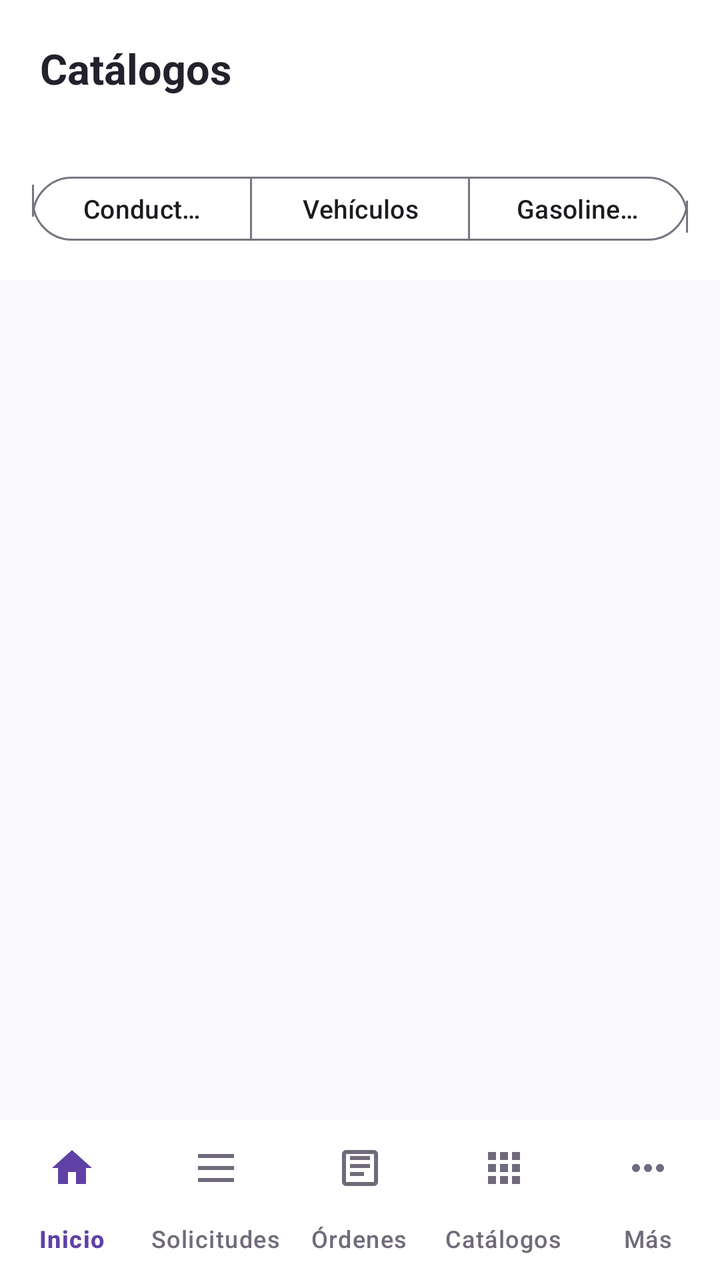
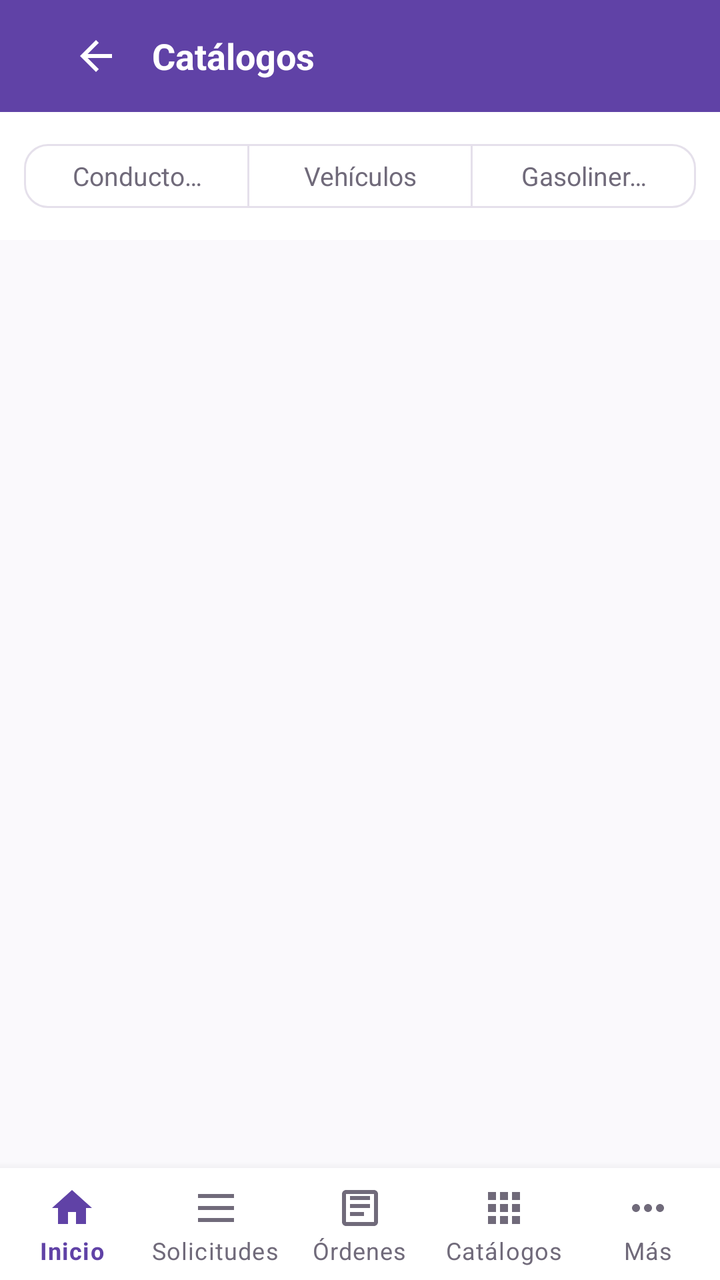

Before-and-after screenshots of an Android layout around one commit, followed by the original layout XML and the change that was made.
<!-- AndroidManifest.xml: application theme Theme.ApiMovil -->
<!-- res/layout/fragment_catalogos.xml -->
<?xml version="1.0" encoding="utf-8"?>
<LinearLayout xmlns:android="http://schemas.android.com/apk/res/android"
    xmlns:app="http://schemas.android.com/apk/res-auto"
    android:layout_width="match_parent"
    android:layout_height="match_parent"
    android:orientation="vertical"
    android:background="@color/fondo">

    <LinearLayout
        android:layout_width="match_parent"
        android:layout_height="wrap_content"
        android:orientation="horizontal"
        android:gravity="center_vertical"
        android:background="@color/blanco"
        android:padding="20dp">

        <TextView
            android:text="@string/catalogos"
            android:layout_width="0dp"
            android:layout_weight="1"
            android:layout_height="wrap_content"
            android:textSize="21sp"
            android:textStyle="bold"
            android:textColor="@color/texto_principal" />

        <com.google.android.material.button.MaterialButton
            android:id="@+id/btnNuevo"
            android:layout_width="wrap_content"
            android:layout_height="36dp"
            android:text="@string/nuevo"
            android:textSize="12sp"
            app:cornerRadius="18dp"
            app:backgroundTint="@color/marca"
            android:visibility="gone" />
    </LinearLayout>

    <com.google.android.material.button.MaterialButtonToggleGroup
        android:id="@+id/toggleCatalogo"
        android:layout_width="match_parent"
        android:layout_height="wrap_content"
        android:padding="16dp"
        android:background="@color/blanco"
        app:singleSelection="true">

        <com.google.android.material.button.MaterialButton
            android:id="@+id/btnConductores"
            android:layout_width="0dp"
            android:layout_weight="1"
            android:layout_height="40dp"
            style="@style/Widget.Material3.Button.OutlinedButton"
            app:cornerRadius="20dp"
            android:textSize="13sp"
            android:text="@string/conductores" />

        <com.google.android.material.button.MaterialButton
            android:id="@+id/btnVehiculos"
            android:layout_width="0dp"
            android:layout_weight="1"
            android:layout_height="40dp"
            style="@style/Widget.Material3.Button.OutlinedButton"
            app:cornerRadius="20dp"
            android:textSize="13sp"
            android:text="@string/vehiculos" />

        <com.google.android.material.button.MaterialButton
            android:id="@+id/btnGasolineras"
            android:layout_width="0dp"
            android:layout_weight="1"
            android:layout_height="40dp"
            style="@style/Widget.Material3.Button.OutlinedButton"
            app:cornerRadius="20dp"
            android:textSize="13sp"
            android:text="@string/gasolineras" />

    </com.google.android.material.button.MaterialButtonToggleGroup>

    <FrameLayout
        android:layout_width="match_parent"
        android:layout_height="0dp"
        android:layout_weight="1">

        <androidx.recyclerview.widget.RecyclerView
            android:id="@+id/recycler"
            android:layout_width="match_parent"
            android:layout_height="match_parent"
            android:padding="20dp"
            android:clipToPadding="false" />

        <ProgressBar
            android:id="@+id/progress"
            android:layout_width="wrap_content"
            android:layout_height="wrap_content"
            android:layout_gravity="center"
            android:visibility="gone" />

        <TextView
            android:id="@+id/textError"
            android:layout_width="match_parent"
            android:layout_height="wrap_content"
            android:layout_gravity="center"
            android:gravity="center"
            android:textColor="@color/estado_vencida"
            android:visibility="gone" />
    </FrameLayout>

    <include layout="@layout/widget_bottom_nav_admin" android:id="@+id/incluirNavInferior" />

</LinearLayout>
<!-- res/layout/widget_bottom_nav_admin.xml (included above) -->
<?xml version="1.0" encoding="utf-8"?>
<com.google.android.material.bottomnavigation.BottomNavigationView
    xmlns:android="http://schemas.android.com/apk/res/android"
    xmlns:app="http://schemas.android.com/apk/res-auto"
    android:id="@+id/bottomNavAdmin"
    android:layout_width="match_parent"
    android:layout_height="wrap_content"
    android:background="@color/blanco"
    app:labelVisibilityMode="labeled"
    app:itemIconTint="@color/selector_nav_item"
    app:itemTextColor="@color/selector_nav_item"
    app:menu="@menu/bottom_nav_admin" />
<!-- resources referenced by this layout -->
<resources>
  <color name="blanco">#FFFFFF</color>
  <color name="estado_vencida">#C62828</color>
  <color name="fondo">#FAF9FC</color>
  <color name="marca">#6042A6</color>
  <color name="texto_principal">#24212D</color>
  <string name="catalogos">Catálogos</string>
  <string name="conductores">Conductores</string>
  <string name="gasolineras">Gasolineras</string>
  <string name="nuevo">＋ Nuevo</string>
  <string name="vehiculos">Vehículos</string>
  <style name="Theme.ApiMovil" parent="Theme.Material3.DayNight.NoActionBar">
          <item name="colorPrimary">@color/purple_500</item>
          <item name="colorPrimaryVariant">@color/purple_700</item>
          <item name="colorOnPrimary">@color/white</item>
          <item name="colorSecondary">@color/teal_200</item>
      </style>
  <color name="purple_500">#6042A6</color>
  <color name="purple_700">#342052</color>
  <color name="white">#FFFFFFFF</color>
  <color name="teal_200">#6042A6</color>
</resources>

<!-- the commit's change to res/layout/fragment_catalogos.xml (unified diff, before → after) -->
@@ -3,74 +3,106 @@
     xmlns:app="http://schemas.android.com/apk/res-auto"
     android:layout_width="match_parent"
     android:layout_height="match_parent"
-    android:orientation="vertical"
-    android:background="@color/fondo">
+    android:background="@color/fondo"
+    android:orientation="vertical">
 
-    <LinearLayout
+    <com.google.android.material.appbar.AppBarLayout
         android:layout_width="match_parent"
         android:layout_height="wrap_content"
-        android:orientation="horizontal"
-        android:gravity="center_vertical"
-        android:background="@color/blanco"
-        android:padding="20dp">
+        app:elevation="0dp">
 
-        <TextView
-            android:text="@string/catalogos"
-            android:layout_width="0dp"
-            android:layout_weight="1"
-            android:layout_height="wrap_content"
-            android:textSize="21sp"
-            android:textStyle="bold"
-            android:textColor="@color/texto_principal" />
+        <com.google.android.material.appbar.MaterialToolbar
+            android:layout_width="match_parent"
+            android:layout_height="?attr/actionBarSize"
+            android:background="?attr/colorPrimary">
 
-        <com.google.android.material.button.MaterialButton
-            android:id="@+id/btnNuevo"
-            android:layout_width="wrap_content"
-            android:layout_height="36dp"
-            android:text="@string/nuevo"
-            android:textSize="12sp"
-            app:cornerRadius="18dp"
-            app:backgroundTint="@color/marca"
-            android:visibility="gone" />
-    </LinearLayout>
+            <LinearLayout
+                android:layout_width="match_parent"
+                android:layout_height="wrap_content"
+                android:gravity="center_vertical"
+                android:orientation="horizontal"
+                android:paddingHorizontal="12dp">
+
+                <ImageButton
+                    android:id="@+id/btnVolver"
+                    android:layout_width="40dp"
+                    android:layout_height="40dp"
+                    android:background="?attr/selectableItemBackgroundBorderless"
+                    android:contentDescription="@string/volver"
+                    android:src="@drawable/ic_back"
+                    app:tint="@color/blanco" />
+
+                <TextView
+                    android:layout_width="0dp"
+                    android:layout_height="wrap_content"
+                    android:layout_marginStart="8dp"
+                    android:layout_weight="1"
+                    android:text="@string/catalogos"
+                    android:textColor="@color/blanco"
+                    android:textSize="18sp"
+                    android:textStyle="bold" />
+
+                <com.google.android.material.button.MaterialButton
+                    android:id="@+id/btnNuevo"
+                    android:layout_width="wrap_content"
+                    android:layout_height="36dp"
+                    android:text="@string/nuevo"
+                    android:textColor="@color/marca_oscuro"
+                    android:textSize="12sp"
+                    android:visibility="gone"
+                    app:backgroundTint="@color/marca_claro"
+                    app:cornerRadius="18dp" />
+            </LinearLayout>
+
+        </com.google.android.material.appbar.MaterialToolbar>
+    </com.google.android.material.appbar.AppBarLayout>
 
     <com.google.android.material.button.MaterialButtonToggleGroup
         android:id="@+id/toggleCatalogo"
         android:layout_width="match_parent"
         android:layout_height="wrap_content"
-        android:padding="16dp"
         android:background="@color/blanco"
+        android:padding="12dp"
         app:singleSelection="true">
 
         <com.google.android.material.button.MaterialButton
             android:id="@+id/btnConductores"
+            style="@style/Widget.Material3.Button.OutlinedButton"
             android:layout_width="0dp"
+            android:layout_height="40dp"
             android:layout_weight="1"
-            android:layout_height="40dp"
-            style="@style/Widget.Material3.Button.OutlinedButton"
-            app:cornerRadius="20dp"
+            android:text="@string/conductores"
+            android:textColor="@color/selector_toggle_button_text"
             android:textSize="13sp"
-            android:text="@string/conductores" />
+            app:backgroundTint="@color/selector_toggle_button_bg"
+            app:cornerRadius="12dp"
+            app:strokeColor="@color/borde" />
 
         <com.google.android.material.button.MaterialButton
             android:id="@+id/btnVehiculos"
+            style="@style/Widget.Material3.Button.OutlinedButton"
             android:layout_width="0dp"
+            android:layout_height="40dp"
             android:layout_weight="1"
-            android:layout_height="40dp"
-            style="@style/Widget.Material3.Button.OutlinedButton"
-            app:cornerRadius="20dp"
+            android:text="@string/vehiculos"
+            android:textColor="@color/selector_toggle_button_text"
             android:textSize="13sp"
-            android:text="@string/vehiculos" />
+            app:backgroundTint="@color/selector_toggle_button_bg"
+            app:cornerRadius="12dp"
+            app:strokeColor="@color/borde" />
 
         <com.google.android.material.button.MaterialButton
             android:id="@+id/btnGasolineras"
+            style="@style/Widget.Material3.Button.OutlinedButton"
             android:layout_width="0dp"
+            android:layout_height="40dp"
             android:layout_weight="1"
-            android:layout_height="40dp"
-            style="@style/Widget.Material3.Button.OutlinedButton"
-            app:cornerRadius="20dp"
+            android:text="@string/gasolineras"
+            android:textColor="@color/selector_toggle_button_text"
             android:textSize="13sp"
-            android:text="@string/gasolineras" />
+            app:backgroundTint="@color/selector_toggle_button_bg"
+            app:cornerRadius="12dp"
+            app:strokeColor="@color/borde" />
 
     </com.google.android.material.button.MaterialButtonToggleGroup>
 
@@ -83,13 +115,15 @@
             android:id="@+id/recycler"
             android:layout_width="match_parent"
             android:layout_height="match_parent"
-            android:padding="20dp"
-            android:clipToPadding="false" />
+            android:clipToPadding="false"
+            android:paddingHorizontal="20dp"
+            android:paddingTop="16dp"
+            android:paddingBottom="88dp" />
 
         <ProgressBar
             android:id="@+id/progress"
-            android:layout_width="wrap_content"
-            android:layout_height="wrap_content"
+            android:layout_width="40dp"
+            android:layout_height="40dp"
             android:layout_gravity="center"
             android:visibility="gone" />
 
@@ -98,12 +132,16 @@
             android:layout_width="match_parent"
             android:layout_height="wrap_content"
             android:layout_gravity="center"
+            android:accessibilityLiveRegion="polite"
             android:gravity="center"
             android:textColor="@color/estado_vencida"
+            android:textSize="14sp"
             android:visibility="gone" />
     </FrameLayout>
 
-    <include layout="@layout/widget_bottom_nav_admin" android:id="@+id/incluirNavInferior" />
+    <include
+        android:id="@+id/incluirNavInferior"
+        layout="@layout/widget_bottom_nav_admin" />
 
 </LinearLayout>
 <!-- res/layout/widget_bottom_nav_admin.xml (included above) -->
<!-- resource entries referenced after the edit -->
@@ -1,8 +1,19 @@
 <!-- resources referenced by this layout -->
 <resources>
   <color name="blanco">#FFFFFF</color>
+  <color name="borde">#E5E0EB</color>
   <color name="estado_vencida">#C62828</color>
   <color name="fondo">#FAF9FC</color>
+  <color name="marca_claro">#EEE7FA</color>
+  <color name="marca_oscuro">#342052</color>
+  <!-- drawable ic_back (drawable) -->
+  <?xml version="1.0" encoding="utf-8"?>
+  <vector xmlns:android="http://schemas.android.com/apk/res/android"
+      android:width="24dp" android:height="24dp"
+      android:viewportWidth="24" android:viewportHeight="24">
+      <path android:fillColor="#24212D"
+          android:pathData="M20,11H7.83l5.59,-5.59L12,4l-8,8 8,8 1.41,-1.41L7.83,13H20v-2z" />
+  </vector>
   <color name="marca">#6042A6</color>
   <color name="texto_principal">#24212D</color>
   <string name="catalogos">Catálogos</string>
@@ -10,15 +21,15 @@
   <string name="gasolineras">Gasolineras</string>
   <string name="nuevo">＋ Nuevo</string>
   <string name="vehiculos">Vehículos</string>
-  <style name="Theme.ApiMovil" parent="Theme.Material3.DayNight.NoActionBar">
-          <item name="colorPrimary">@color/purple_500</item>
-          <item name="colorPrimaryVariant">@color/purple_700</item>
-          <item name="colorOnPrimary">@color/white</item>
-          <item name="colorSecondary">@color/teal_200</item>
+  <string name="volver">Volver</string>
+  <style name="Theme.ApiMovil" parent="Theme.MaterialComponents.DayNight.NoActionBar">
+          <item name="colorPrimary">@color/marca</item>
+          <item name="colorPrimaryVariant">@color/marca_oscuro</item>
+          <item name="colorOnPrimary">@color/blanco</item>
+          <item name="colorSecondary">@color/marca_claro</item>
+          <item name="colorOnSecondary">@color/texto_principal</item>
+          <item name="android:windowBackground">@color/fondo</item>
+          <item name="android:statusBarColor">@color/marca_oscuro</item>
       </style>
-  <color name="purple_500">#6042A6</color>
-  <color name="purple_700">#342052</color>
-  <color name="white">#FFFFFFFF</color>
-  <color name="teal_200">#6042A6</color>
 </resources>
 
